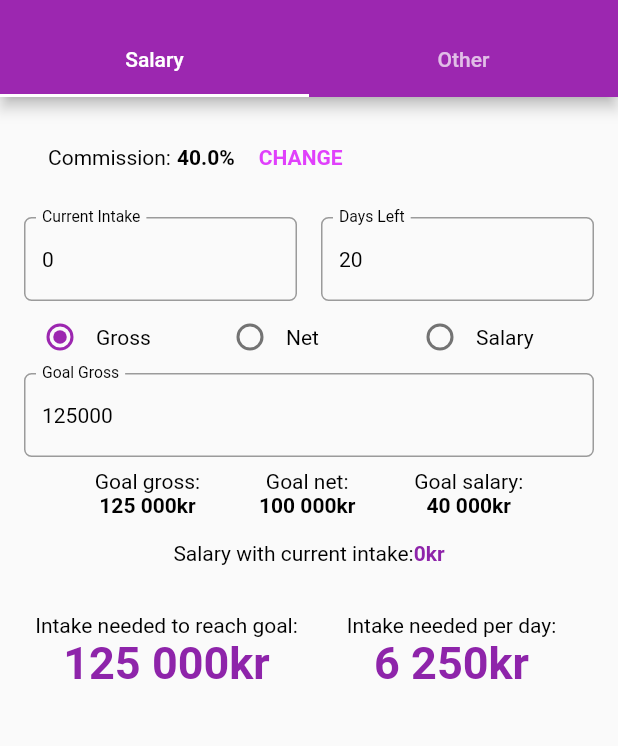
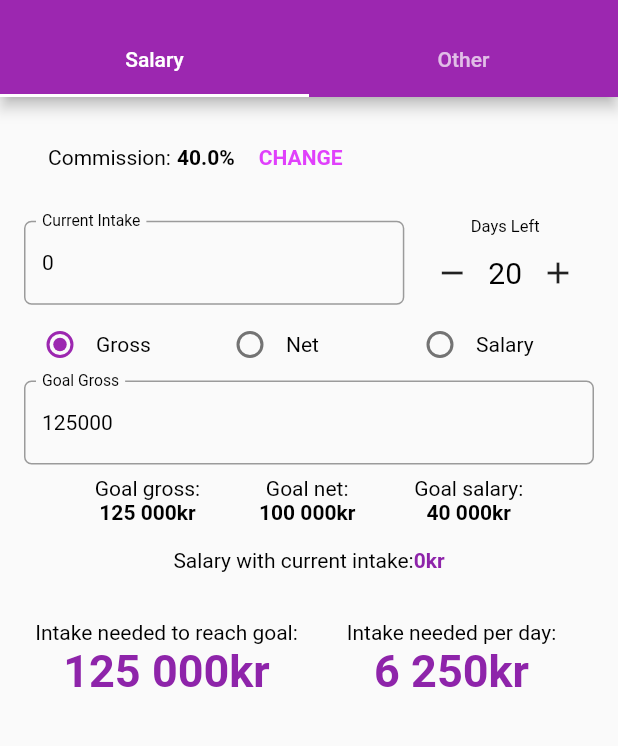
Before and after one commit to jasonctoms/hairdresser_calc, a Flutter app: the screen it shows after launch, on a phone screen of 412 x 824 dp, the part 59-805 px from its top. Run offline on Flutter 3.47's test engine with Material 2 defaults, Android fonts, the phone set to English and light mode, and no system bars; our stand-ins replace shared_preferences.

Commit message:
Increment/decrement days left instead of using a text field

```diff
--- a/lib/salary_screen.dart
+++ b/lib/salary_screen.dart
@@ -26,10 +26,7 @@ class _SalaryScreenState extends State<SalaryScreen> {
   bool _showIntakeValidationError = false;
   final _intakeFieldKey = GlobalKey(debugLabel: 'currentIntake');
   TextEditingController _intakeController;
-  int _daysLeft;
-  bool _showDaysLeftValidationError = false;
-  final _daysLeftFieldKey = GlobalKey(debugLabel: 'daysLeft');
-  TextEditingController _daysLeftController;
+  int _daysLeft = 20;
   int _goalGross;
   int _goalNet;
   int _goalSalary;
@@ -111,7 +108,6 @@ class _SalaryScreenState extends State<SalaryScreen> {
     _currentIntake = currentIntake;
     _intakeController = TextEditingController(text: _currentIntake.toString());
     _daysLeft = daysLeft;
-    _daysLeftController = TextEditingController(text: _daysLeft.toString());
     _goalGross = goalGross;
     _goalController = TextEditingController(text: _goalGross.toString());
     _goalNet = goalNet;
@@ -170,23 +166,25 @@ class _SalaryScreenState extends State<SalaryScreen> {
     });
   }
 
-  _updateDaysLeft(String input) {
+  _addDay() {
     setState(() {
-      if (input == null || input.isEmpty) {
-        _showDaysLeftValidationError = false;
+      if (_daysLeft == 31)
         _daysLeft = 1;
-        _setDaysLeftPref();
-      } else {
-        try {
-          final inputInt = int.parse(input);
-          _showDaysLeftValidationError = false;
-          _daysLeft = inputInt;
-          _setDaysLeftPref();
-        } on Exception catch (e) {
-          print('Error: $e');
-          _showDaysLeftValidationError = true;
-        }
-      }
+      else
+        _daysLeft += 1;
+
+      _setDaysLeftPref();
+    });
+  }
+
+  _subtractDay() {
+    setState(() {
+      if (_daysLeft == 1)
+        _daysLeft = 31;
+      else
+        _daysLeft -= 1;
+
+      _setDaysLeftPref();
     });
   }
 
@@ -286,6 +284,33 @@ class _SalaryScreenState extends State<SalaryScreen> {
       ),
     );
 
+    final daysLeft = Column(
+      children: [
+        Text(
+          LocalizedStrings.of(context).daysLeft,
+          style: TextStyle(
+            fontSize: 11.0,
+          ),
+        ),
+        Row(
+          children: [
+            IconButton(
+              icon: Icon(Icons.remove),
+              onPressed: () => _subtractDay(),
+            ),
+            Text(
+              _daysLeft.toString(),
+              style: TextStyle(fontSize: 20.0),
+            ),
+            IconButton(
+              icon: Icon(Icons.add),
+              onPressed: () => _addDay(),
+            ),
+          ],
+        ),
+      ],
+    );
+
     final currentIntakeAndDaysRow = Row(
       children: [
         Expanded(
@@ -310,28 +335,7 @@ class _SalaryScreenState extends State<SalaryScreen> {
             ),
           ),
         ),
-        Expanded(
-          child: Padding(
-            padding: EdgeInsets.only(left: 8.0),
-            child: TextField(
-              key: _daysLeftFieldKey,
-              controller: _daysLeftController,
-              style: Theme.of(context).textTheme.body1,
-              decoration: InputDecoration(
-                labelStyle: Theme.of(context).textTheme.body1,
-                errorText: _showDaysLeftValidationError
-                    ? LocalizedStrings.of(context).validationMessage
-                    : null,
-                labelText: LocalizedStrings.of(context).daysLeft,
-                border: OutlineInputBorder(
-                  borderRadius: BorderRadius.circular(5.0),
-                ),
-              ),
-              keyboardType: TextInputType.number,
-              onChanged: _updateDaysLeft,
-            ),
-          ),
-        ),
+        daysLeft,
       ],
     );
 
```
